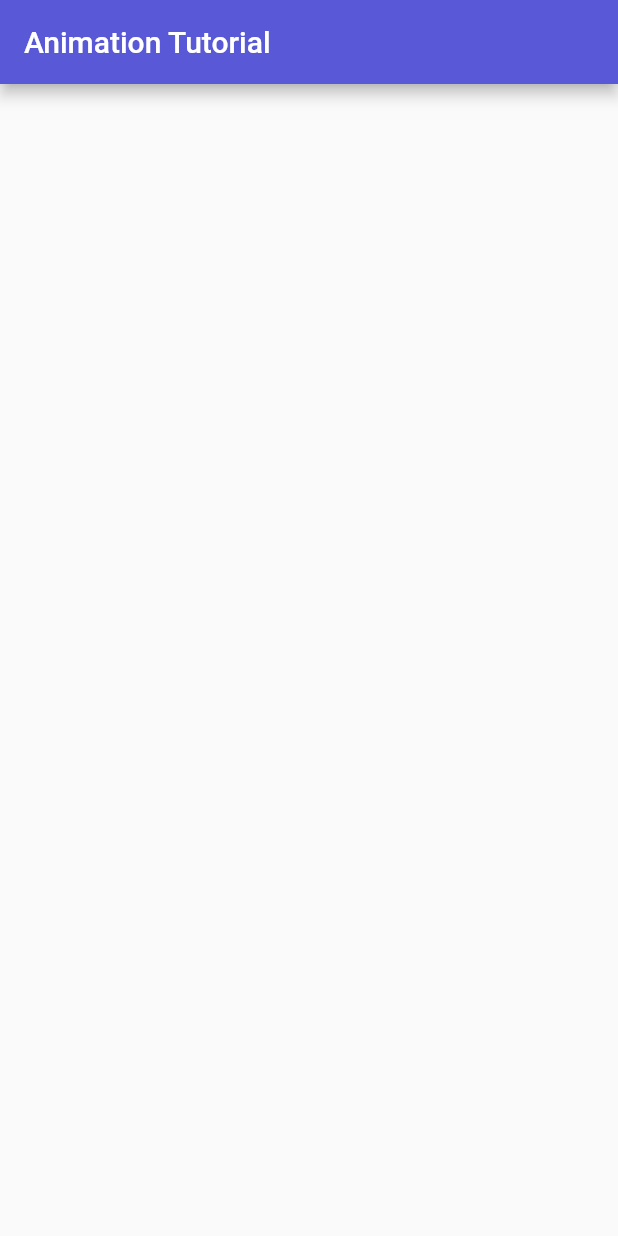
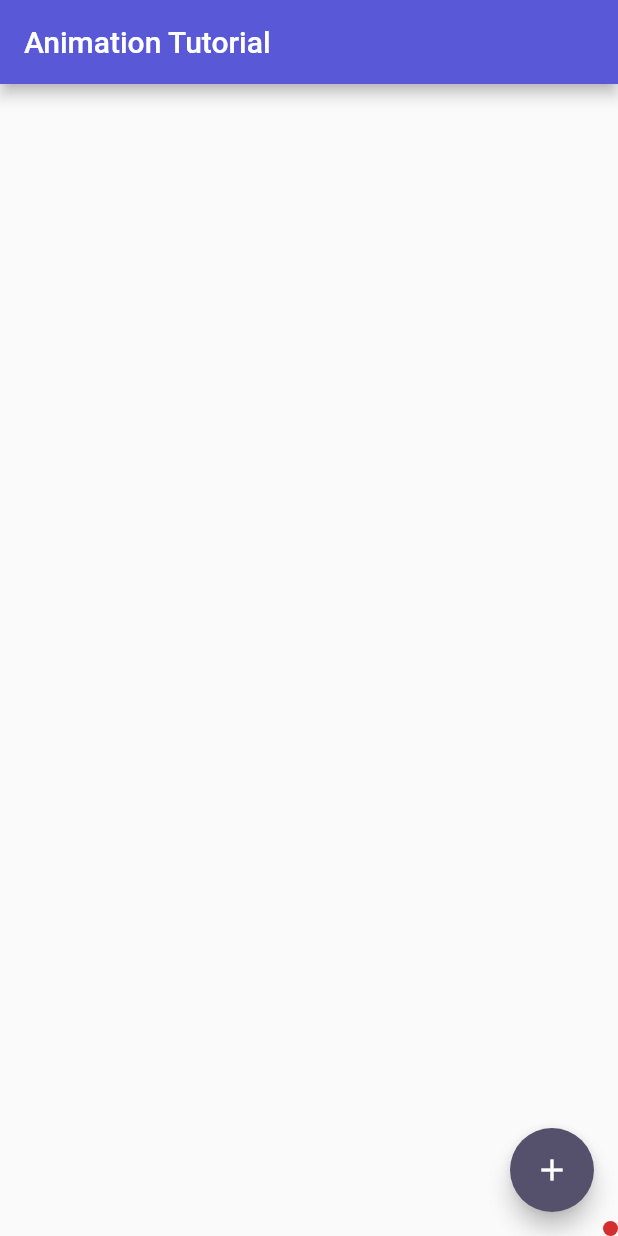
Before and after one commit to swarup260/todo-tracker-app, a Flutter app: the screen it shows after launch, on a phone screen of 412 x 824 dp. Run offline on Flutter 3.47's test engine with Material 2 defaults, Android fonts, the phone set to English and light mode, and no system bars.

Commit message:
initial animation motion added

```diff
--- a/lib/widgets/animation.dart
+++ b/lib/widgets/animation.dart
@@ -1,4 +1,5 @@
 import 'package:flutter/material.dart';
+import 'package:notes/utils/notes_color.dart';
 
 // ignore: must_be_immutable
 class AnimationPage extends StatefulWidget {
@@ -9,11 +10,66 @@ class AnimationPage extends StatefulWidget {
   _AnimationPageState createState() => _AnimationPageState();
 }
 
-class _AnimationPageState extends State<AnimationPage> {
+class _AnimationPageState extends State<AnimationPage>
+    with SingleTickerProviderStateMixin {
+  AnimationController controller;
+  Animation<double> animation;
+  Animation<double> animationRadius;
+
+  @override
+  void initState() {
+    super.initState();
+    controller =
+        AnimationController(duration: Duration(seconds: 2), vsync: this);
+
+    animation = Tween<double>(begin: 10, end: 1300).animate(controller)
+      ..addListener(() {
+        setState(() {});
+      });
+    // ..addStatusListener((status) {
+    //   print('$status');
+    //   if (status == AnimationStatus.completed) {
+    //     controller.reverse();
+    //   }
+    //   if (status == AnimationStatus.dismissed) {
+    //     controller.forward();
+    //   }
+    // });
+
+    /* Animation curveAnimation =
+        CurvedAnimation(parent: controller, curve: Curves.bounceIn); */
+
+    animationRadius = Tween<double>(begin: 100, end: 0).animate(controller);
+
+    // controller.forward();
+  }
+
   @override
   Widget build(BuildContext context) {
     return Scaffold(
-      appBar: AppBar( title: Text(widget.title),),
+      appBar: AppBar(
+        title: Text(widget.title),
+      ),
+      body: Align(
+        alignment: Alignment.bottomRight,
+        child: Container(
+            width: animation.value,
+            height: animation.value,
+            child: Align(
+              alignment: Alignment.topLeft,
+              child: IconButton(
+                icon: Icon(Icons.cancel),
+                onPressed: () => {controller.reverse()},
+              ),
+            ),
+            // color: NotesColor.noteColor,
+            decoration: BoxDecoration(
+              color: NotesColor.noteColor[700],
+              borderRadius: BorderRadius.circular(animationRadius.value),
+            )),
+      ),
+      floatingActionButton: FloatingActionButton(
+          child: Icon(Icons.add), onPressed: () => {controller.forward()}),
     );
   }
 }
```
